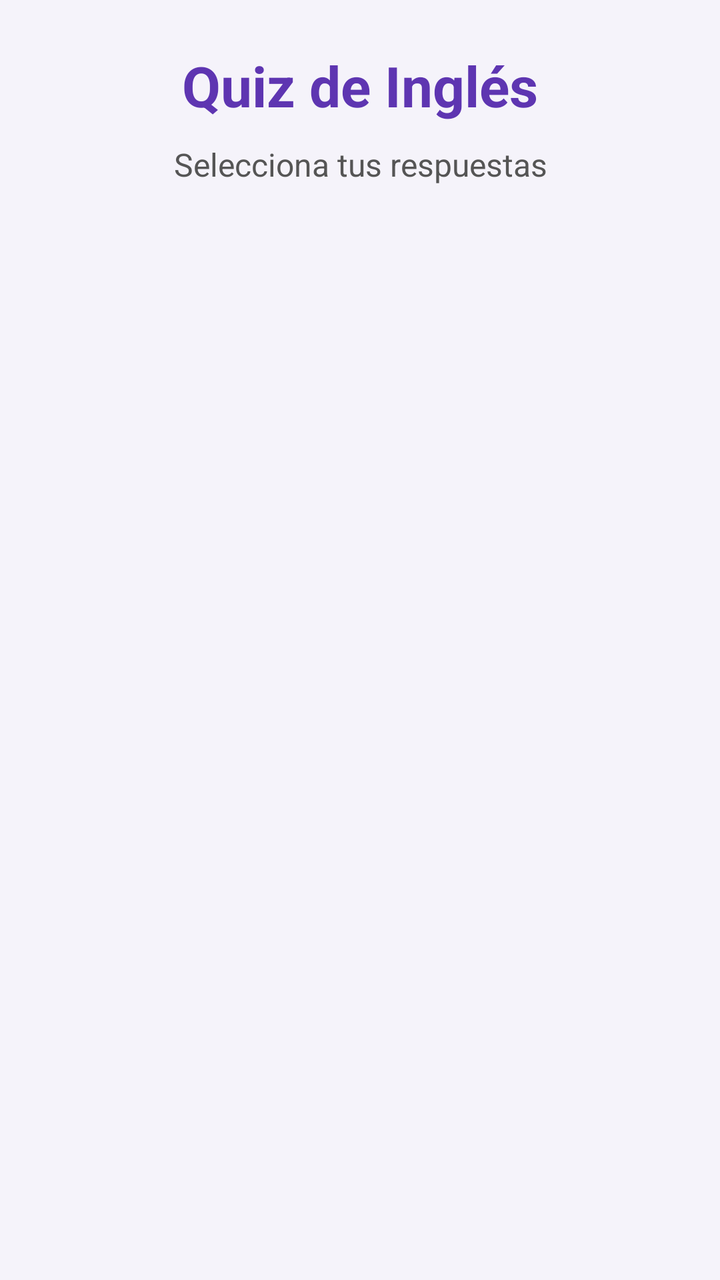
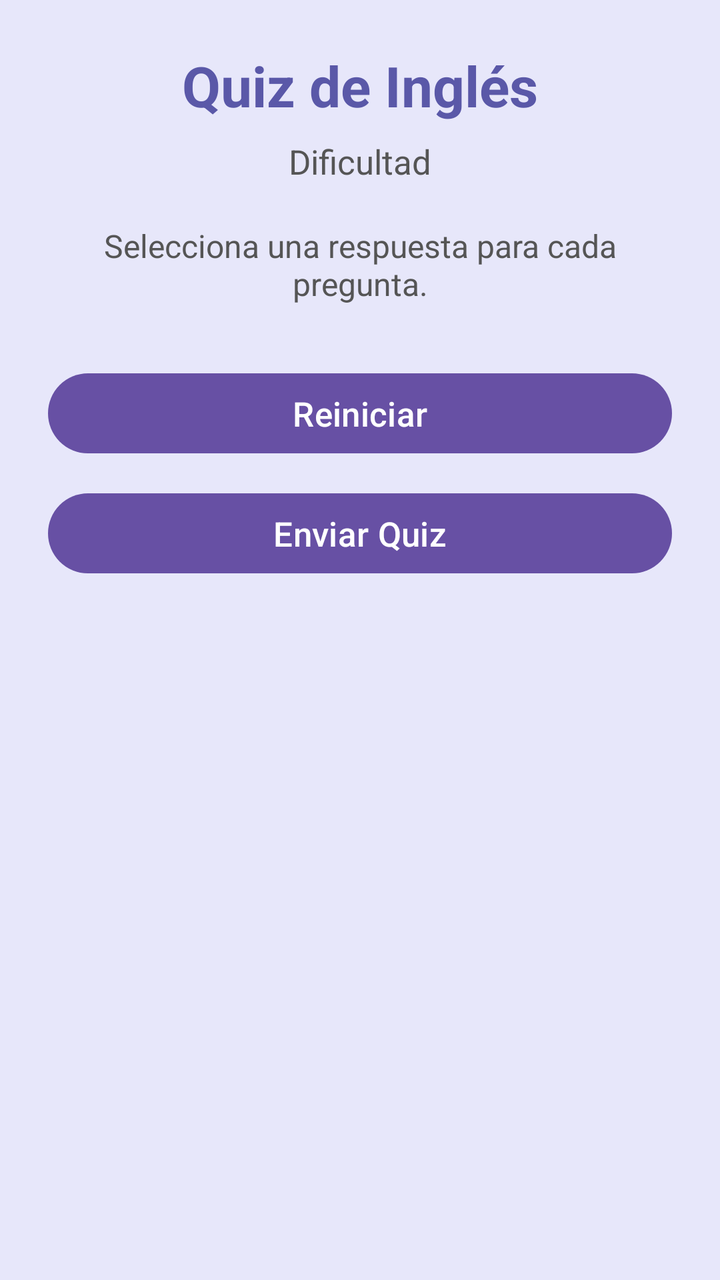

The first picture is an Android layout as it rendered before a commit; the second is the same layout after the commit. The layout source and the unified diff follow.
<!-- AndroidManifest.xml: application theme Theme.QuizMaster -->
<!-- res/layout/activity_ingles.xml -->
<?xml version="1.0" encoding="utf-8"?>
<ScrollView
    xmlns:android="http://schemas.android.com/apk/res/android"
    android:layout_width="match_parent"
    android:layout_height="match_parent"
    android:background="#F5F3FA">

    <LinearLayout
        android:id="@+id/contenedorPreguntas"
        android:layout_width="match_parent"
        android:layout_height="wrap_content"
        android:orientation="vertical"
        android:padding="24dp">

        <TextView
            android:layout_width="match_parent"
            android:layout_height="wrap_content"
            android:text="Quiz de Inglés"
            android:textSize="28sp"
            android:textStyle="bold"
            android:textColor="#5E35B1"
            android:gravity="center"
            android:layout_marginBottom="10dp" />

        <TextView
            android:id="@+id/textoDificultad"
            android:layout_width="match_parent"
            android:layout_height="wrap_content"
            android:text="Selecciona tus respuestas"
            android:textSize="16sp"
            android:gravity="center"
            android:textColor="#555555"
            android:layout_marginBottom="15dp" />

    </LinearLayout>

</ScrollView>
<!-- resources referenced by this layout -->
<resources>
  <style name="Theme.QuizMaster" parent="Base.Theme.QuizMaster" />
  <style name="Base.Theme.QuizMaster" parent="Theme.Material3.DayNight.NoActionBar">
          
          
      </style>
</resources>

<!-- the commit's change to res/layout/activity_ingles.xml (unified diff, before → after) -->
@@ -3,10 +3,9 @@
     xmlns:android="http://schemas.android.com/apk/res/android"
     android:layout_width="match_parent"
     android:layout_height="match_parent"
-    android:background="#F5F3FA">
+    android:background="#E7E7FA">
 
     <LinearLayout
-        android:id="@+id/contenedorPreguntas"
         android:layout_width="match_parent"
         android:layout_height="wrap_content"
         android:orientation="vertical"
@@ -18,19 +17,51 @@
             android:text="Quiz de Inglés"
             android:textSize="28sp"
             android:textStyle="bold"
-            android:textColor="#5E35B1"
+            android:textColor="#5A58A8"
             android:gravity="center"
-            android:layout_marginBottom="10dp" />
+            android:layout_marginBottom="8dp" />
 
         <TextView
             android:id="@+id/textoDificultad"
             android:layout_width="match_parent"
             android:layout_height="wrap_content"
-            android:text="Selecciona tus respuestas"
+            android:text="Dificultad"
+            android:textSize="17sp"
+            android:textColor="#555555"
+            android:gravity="center"
+            android:layout_marginBottom="20dp" />
+
+        <TextView
+            android:layout_width="match_parent"
+            android:layout_height="wrap_content"
+            android:text="Selecciona una respuesta para cada pregunta."
             android:textSize="16sp"
+            android:textColor="#555555"
             android:gravity="center"
-            android:textColor="#555555"
-            android:layout_marginBottom="15dp" />
+            android:layout_marginBottom="10dp" />
+
+        <LinearLayout
+            android:id="@+id/contenedorPreguntas"
+            android:layout_width="match_parent"
+            android:layout_height="wrap_content"
+            android:orientation="vertical" />
+
+        <Button
+            android:id="@+id/botonReiniciar"
+            android:layout_width="match_parent"
+            android:layout_height="wrap_content"
+            android:text="Reiniciar"
+            android:textSize="17sp"
+            android:layout_marginTop="20dp"
+            android:layout_marginBottom="12dp" />
+
+        <Button
+            android:id="@+id/botonEnviar"
+            android:layout_width="match_parent"
+            android:layout_height="wrap_content"
+            android:text="Enviar Quiz"
+            android:textSize="17sp"
+            android:layout_marginBottom="20dp" />
 
     </LinearLayout>
 
